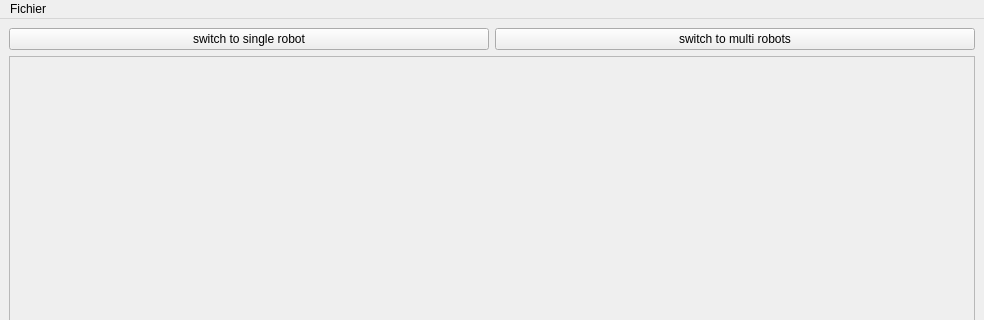
PIBAUR/Plaisir, file src/gui_execution_diagram/resource/execution_diagram.ui: the form before one commit; both pictures show x 0 to 984 and y 0 to 320 of the 984 by 767 pixel window.
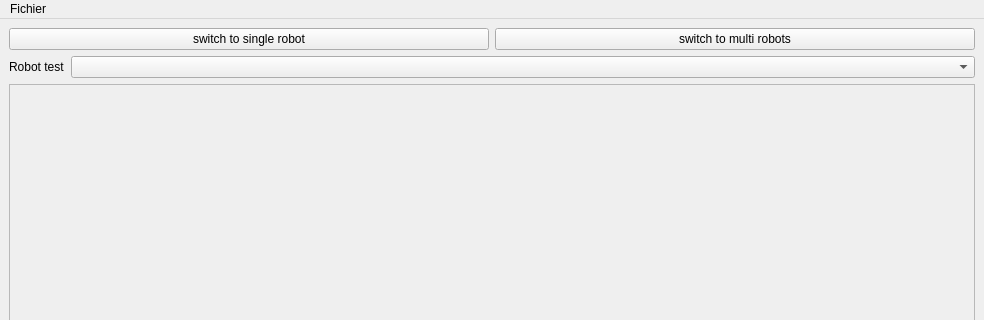
The form after the commit.

Commit message: make multi robot working and some corrections on path_follower

```diff
--- a/src/gui_execution_diagram/resource/execution_diagram.ui
+++ b/src/gui_execution_diagram/resource/execution_diagram.ui
@@ -16,6 +16,11 @@
   <widget class="QWidget" name="centralwidget">
    <layout class="QVBoxLayout" name="verticalLayout_4">
     <item>
+     <layout class="QVBoxLayout" name="verticalLayout">
+      <property name="topMargin">
+       <number>0</number>
+      </property>
+      <item>
      <layout class="QHBoxLayout" name="horizontalLayout_2">
       <property name="topMargin">
        <number>0</number>
@@ -37,6 +42,32 @@
      </layout>
     </item>
     <item>
+       <layout class="QHBoxLayout" name="horizontalLayout_3">
+        <property name="topMargin">
+         <number>0</number>
+        </property>
+        <item>
+         <widget class="QLabel" name="label">
+          <property name="text">
+           <string>Robot test</string>
+          </property>
+         </widget>
+        </item>
+        <item>
+         <widget class="QComboBox" name="defaultRobot_comboBox">
+          <property name="sizePolicy">
+           <sizepolicy hsizetype="Expanding" vsizetype="Fixed">
+            <horstretch>0</horstretch>
+            <verstretch>0</verstretch>
+           </sizepolicy>
+          </property>
+         </widget>
+        </item>
+       </layout>
+      </item>
+     </layout>
+    </item>
+    <item>
      <widget class="QScrollArea" name="canvasScrollArea">
       <property name="widgetResizable">
        <bool>true</bool>
@@ -47,7 +78,7 @@
          <x>0</x>
          <y>0</y>
          <width>964</width>
-         <height>665</height>
+         <height>628</height>
         </rect>
        </property>
        <layout class="QHBoxLayout" name="horizontalLayout">
```
Lines whose indentation alone changed are shown as unchanged. The commit also changes 11 other files.
